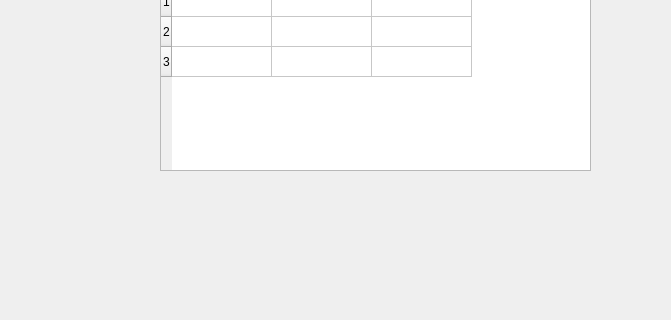
Qt form ui/mainwindow.ui (Meidozuki/FileManager) before a commit; both pictures show x 0 to 671 and y 119 to 439 of the 800 by 600 pixel window.
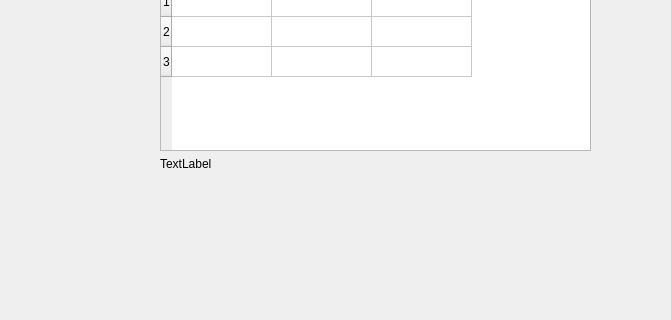
The same form after that commit.

What changed in the file:
```diff
--- a/ui/mainwindow.ui
+++ b/ui/mainwindow.ui
@@ -54,6 +54,13 @@
        <column/>
       </widget>
      </item>
+     <item>
+      <widget class="QLabel" name="label">
+       <property name="text">
+        <string>TextLabel</string>
+       </property>
+      </widget>
+     </item>
     </layout>
    </widget>
   </widget>
```
